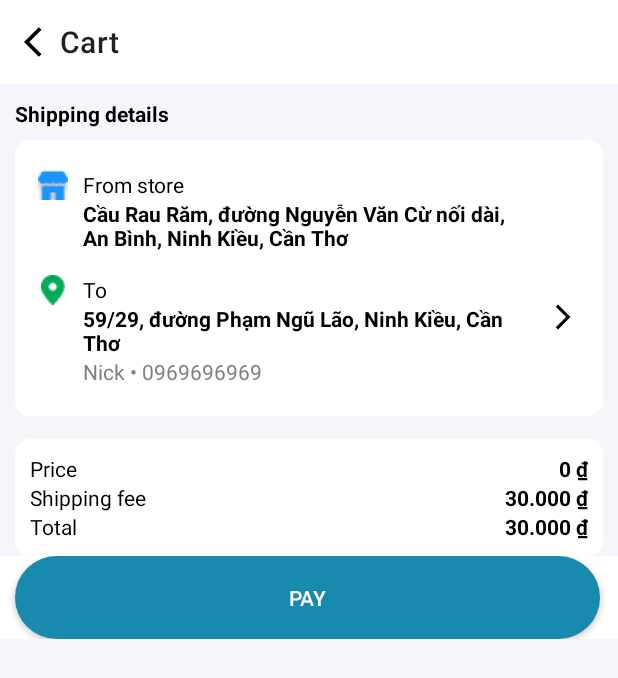
After one commit to phunlh2001/PRM392-Beverages, an Android app: the layout activity_delivery_cart.xml on its own in the app's theme, with its tools: preview values and no code run, on a phone screen of 412 x 824 dp. The commit adds this screen. Shown: the top 678 px of the screen. Run offline under Robolectric (Android 15) with nearby library versions, the phone set to English and light mode, and no system bars.

Commit message:
submit layout

```diff
--- a/app/src/main/java/com/phunlh2001/prm392_beverages/MainActivity.java
+++ b/app/src/main/java/com/phunlh2001/prm392_beverages/MainActivity.java
@@ -9,6 +9,6 @@ public class MainActivity extends AppCompatActivity {
     @Override
     protected void onCreate(Bundle savedInstanceState) {
         super.onCreate(savedInstanceState);
-        setContentView(R.layout.activity_main);
+        setContentView(R.layout.item_cart);
     }
 }
--- /dev/null
+++ b/app/src/main/res/drawable/back_arrow.xml
@@ -0,0 +1,5 @@
+<vector android:autoMirrored="true" android:height="24dp"
+    android:tint="#000000" android:viewportHeight="24"
+    android:viewportWidth="24" android:width="24dp" xmlns:android="http://schemas.android.com/apk/res/android">
+    <path android:fillColor="@android:color/white" android:pathData="M11.67,3.87L9.9,2.1 0,12l9.9,9.9 1.77,-1.77L3.54,12z"/>
+</vector>
--- /dev/null
+++ b/app/src/main/res/drawable/forward_arrow.xml
@@ -0,0 +1,5 @@
+<vector android:autoMirrored="true" android:height="24dp"
+    android:tint="#000000" android:viewportHeight="24"
+    android:viewportWidth="24" android:width="24dp" xmlns:android="http://schemas.android.com/apk/res/android">
+    <path android:fillColor="@android:color/white" android:pathData="M6.23,20.23l1.77,1.77l10,-10l-10,-10l-1.77,1.77l8.23,8.23z"/>
+</vector>
--- /dev/null
+++ b/app/src/main/res/drawable/general_bg.xml
@@ -0,0 +1,5 @@
+<?xml version="1.0" encoding="utf-8"?>
+<shape xmlns:android="http://schemas.android.com/apk/res/android">
+    <solid android:color="@color/white"/>
+    <corners android:radius="10dp"/>
+</shape>
--- /dev/null
+++ b/app/src/main/res/drawable/my_border.xml
@@ -0,0 +1,6 @@
+<?xml version="1.0" encoding="utf-8"?>
+<shape xmlns:android="http://schemas.android.com/apk/res/android" android:shape="rectangle" >
+    <solid android:color="@android:color/white" />
+    <stroke android:width="1dip" android:color="#dddde3"/>
+    <corners android:radius="3dp"/>
+</shape>
--- /dev/null
+++ b/app/src/main/res/drawable/pay_btn.xml
@@ -0,0 +1,5 @@
+<?xml version="1.0" encoding="utf-8"?>
+<shape xmlns:android="http://schemas.android.com/apk/res/android" android:shape="rectangle" >
+    <solid android:color="@color/blue" />
+    <corners android:radius="50dp"/>
+</shape>
--- /dev/null
+++ b/app/src/main/res/layout/activity_delivery_cart.xml
@@ -0,0 +1,230 @@
+<?xml version="1.0" encoding="utf-8"?>
+<LinearLayout xmlns:android="http://schemas.android.com/apk/res/android"
+    xmlns:app="http://schemas.android.com/apk/res-auto"
+    xmlns:tools="http://schemas.android.com/tools"
+    android:layout_width="match_parent"
+    android:layout_height="match_parent"
+    android:background="#f5f5fa"
+    android:orientation="vertical">
+
+    <androidx.appcompat.widget.Toolbar
+        android:id="@+id/appbar"
+        android:layout_width="match_parent"
+        android:layout_height="wrap_content"
+        android:background="@color/white"
+        app:logo="@drawable/back_arrow"
+        app:title="Cart"
+        app:titleMarginStart="15dp" />
+
+    <LinearLayout
+        android:id="@+id/linearLayout"
+        android:layout_width="match_parent"
+        android:layout_height="wrap_content"
+        android:layout_marginStart="10dp"
+        android:layout_marginEnd="10dp"
+        android:layout_marginTop="10dp"
+        android:orientation="vertical">
+
+        <TextView
+            android:id="@+id/shippingDetails"
+            android:layout_width="match_parent"
+            android:layout_height="wrap_content"
+            android:text="Shipping details"
+            android:textColor="@color/black"
+            android:textStyle="bold" />
+
+        <LinearLayout
+            android:layout_width="match_parent"
+            android:layout_height="wrap_content"
+            android:layout_marginTop="8dp"
+            android:background="@drawable/general_bg"
+            android:orientation="vertical"
+            android:paddingLeft="15dp"
+            android:paddingTop="20dp"
+            android:paddingRight="15dp"
+            android:paddingBottom="20dp">
+
+            <LinearLayout
+                android:layout_width="wrap_content"
+                android:layout_height="wrap_content"
+                android:orientation="horizontal">
+
+                <ImageView
+                    android:layout_width="20dp"
+                    android:layout_height="20dp"
+                    android:src="@drawable/from_des" />
+
+                <LinearLayout
+                    android:layout_width="300dp"
+                    android:layout_height="wrap_content"
+                    android:layout_marginLeft="10dp"
+                    android:orientation="vertical">
+
+                    <TextView
+                        android:id="@+id/fromDes"
+                        android:layout_width="wrap_content"
+                        android:layout_height="wrap_content"
+                        android:text="From store"
+                        android:textColor="@color/black" />
+
+                    <TextView
+                        android:id="@+id/fromAddress"
+                        android:layout_width="wrap_content"
+                        android:layout_height="wrap_content"
+                        android:text="Cầu Rau Răm, đường Nguyễn Văn Cừ nối dài, An Bình, Ninh Kiều, Cần Thơ"
+                        android:textColor="@color/black"
+                        android:textStyle="bold" />
+                </LinearLayout>
+            </LinearLayout>
+
+            <LinearLayout
+                android:layout_width="wrap_content"
+                android:layout_height="wrap_content"
+                android:layout_marginTop="15dp"
+                android:orientation="horizontal">
+
+                <ImageView
+                    android:layout_width="20dp"
+                    android:layout_height="20dp"
+                    android:src="@drawable/to_des" />
+
+                <LinearLayout
+                    android:layout_width="300dp"
+                    android:layout_height="wrap_content"
+                    android:layout_marginLeft="10dp"
+                    android:layout_marginRight="10dp"
+                    android:orientation="vertical">
+
+                    <TextView
+                        android:id="@+id/toDes"
+                        android:layout_width="wrap_content"
+                        android:layout_height="wrap_content"
+                        android:text="To"
+                        android:textColor="@color/black" />
+
+                    <TextView
+                        android:id="@+id/toAddress"
+                        android:layout_width="wrap_content"
+                        android:layout_height="wrap_content"
+                        android:text="59/29, đường Phạm Ngũ Lão, Ninh Kiều, Cần Thơ"
+                        android:textColor="@color/black"
+                        android:textStyle="bold" />
+
+                    <TextView
+                        android:id="@+id/userInfo"
+                        android:layout_width="wrap_content"
+                        android:layout_height="wrap_content"
+                        android:text="Nick • 0969696969"
+                        android:textColor="@color/gray" />
+                </LinearLayout>
+
+                <ImageView
+                    android:layout_width="20dp"
+                    android:layout_height="20dp"
+                    android:layout_marginTop="18dp"
+                    android:src="@drawable/forward_arrow" />
+            </LinearLayout>
+        </LinearLayout>
+    </LinearLayout>
+    <LinearLayout
+        android:layout_width="match_parent"
+        android:layout_height="wrap_content"
+        android:layout_marginTop="15dp"
+        android:layout_marginStart="10dp"
+        android:layout_marginEnd="10dp"
+        android:background="@drawable/general_bg"
+        android:padding="10dp"
+        android:orientation="vertical">
+
+        <androidx.recyclerview.widget.RecyclerView
+            android:layout_width="match_parent"
+            android:layout_height="match_parent">
+
+        </androidx.recyclerview.widget.RecyclerView>
+        <LinearLayout
+            android:layout_width="match_parent"
+            android:layout_height="match_parent"
+            android:orientation="vertical">
+            <LinearLayout
+                android:layout_width="match_parent"
+                android:layout_height="match_parent"
+                android:orientation="horizontal">
+                <TextView
+                    android:id="@+id/price"
+                    android:layout_width="wrap_content"
+                    android:layout_height="wrap_content"
+                    android:text="Price"
+                    android:textColor="@color/black" />
+                <TextView
+                    android:id="@+id/priceNum"
+                    android:layout_width="wrap_content"
+                    android:layout_height="wrap_content"
+                    android:layout_weight="1"
+                    android:layout_gravity="right"
+                    android:gravity="right"
+                    android:textStyle="bold"
+                    android:text="0 ₫"
+                    android:textColor="@color/black" />
+            </LinearLayout>
+
+            <LinearLayout
+                android:layout_width="match_parent"
+                android:layout_height="match_parent"
+                android:orientation="horizontal">
+                <TextView
+                    android:id="@+id/shippingFee"
+                    android:layout_width="wrap_content"
+                    android:layout_height="wrap_content"
+                    android:text="Shipping fee"
+                    android:textColor="@color/black" />
+                <TextView
+                    android:id="@+id/shippingNum"
+                    android:layout_width="wrap_content"
+                    android:layout_height="wrap_content"
+                    android:layout_weight="1"
+                    android:layout_gravity="right"
+                    android:gravity="right"
+                    android:textStyle="bold"
+                    android:text="30.000 ₫"
+                    android:textColor="@color/black" />
+            </LinearLayout>
+
+            <LinearLayout
+                android:layout_width="match_parent"
+                android:layout_height="match_parent"
+                android:orientation="horizontal">
+                <TextView
+                    android:id="@+id/total"
+                    android:layout_width="wrap_content"
+                    android:layout_height="wrap_content"
+                    android:text="Total"
+                    android:textColor="@color/black" />
+                <TextView
+                    android:id="@+id/totalNum"
+                    android:layout_width="wrap_content"
+                    android:layout_height="wrap_content"
+                    android:layout_weight="1"
+                    android:layout_gravity="right"
+                    android:gravity="right"
+                    android:textStyle="bold"
+                    android:text="30.000 ₫"
+                    android:textColor="@color/black" />
+            </LinearLayout>
+        </LinearLayout>
+    </LinearLayout>
+
+    <LinearLayout
+        android:layout_width="match_parent"
+        android:layout_height="wrap_content"
+        android:background="@color/white">
+
+        <androidx.appcompat.widget.AppCompatButton
+            android:layout_width="390dp"
+            android:layout_height="55dp"
+            android:layout_marginLeft="10dp"
+            android:background="@drawable/pay_btn"
+            android:textColor="@color/white"
+            android:text="Pay" />
+    </LinearLayout>
+
+</LinearLayout>
--- a/app/src/main/res/values/colors.xml
+++ b/app/src/main/res/values/colors.xml
@@ -6,5 +6,7 @@
     <color name="teal_200">#FF03DAC5</color>
     <color name="teal_700">#FF018786</color>
     <color name="black">#FF000000</color>
+    <color name="gray">#808089</color>
     <color name="white">#FFFFFFFF</color>
+    <color name="blue">#188AAE</color>
 </resources>
```
Also changed, not shown: app/src/main/res/layout/activity_main.xml (deleted, +0 -18 lines), app/src/main/res/layout/activity_pickup_cart.xml (added, +186 -0 lines), app/src/main/res/layout/item_cart.xml (added, +101 -0 lines), app/src/main/res/layout/time_picker.xml (added, +22 -0 lines), app/src/main/res/menu/appbar.xml (added, +7 -0 lines), app/src/main/res/drawable/coffee.png (added), app/src/main/res/drawable/dec.png (added), app/src/main/res/drawable/from_des.png (added), app/src/main/res/drawable/ins.png (added), app/src/main/res/drawable/time.png (added), app/src/main/res/drawable/to_des.png (added).
